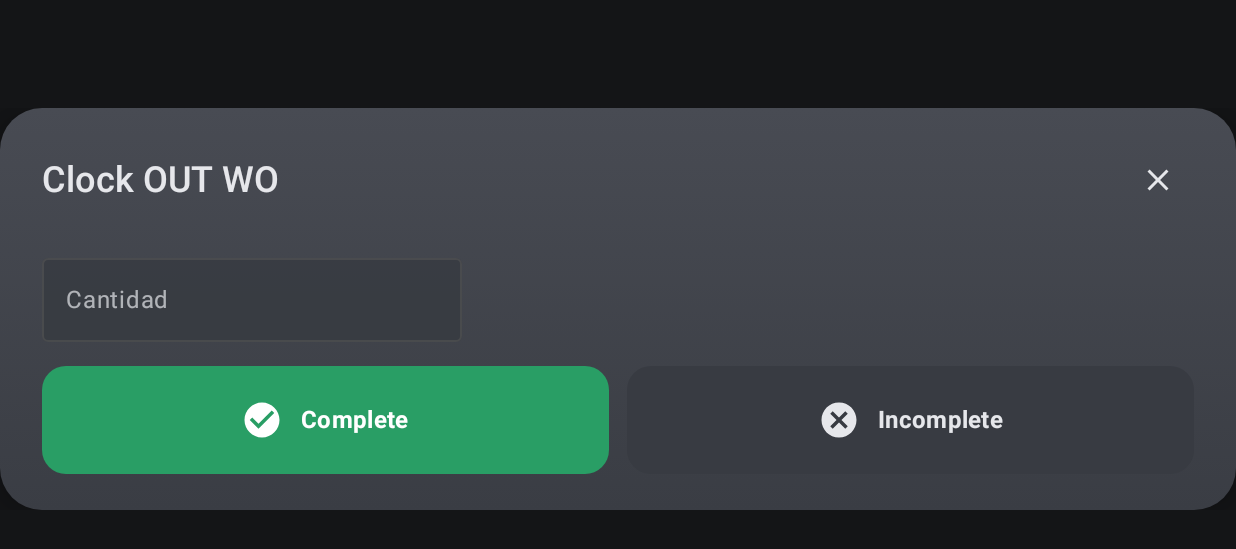
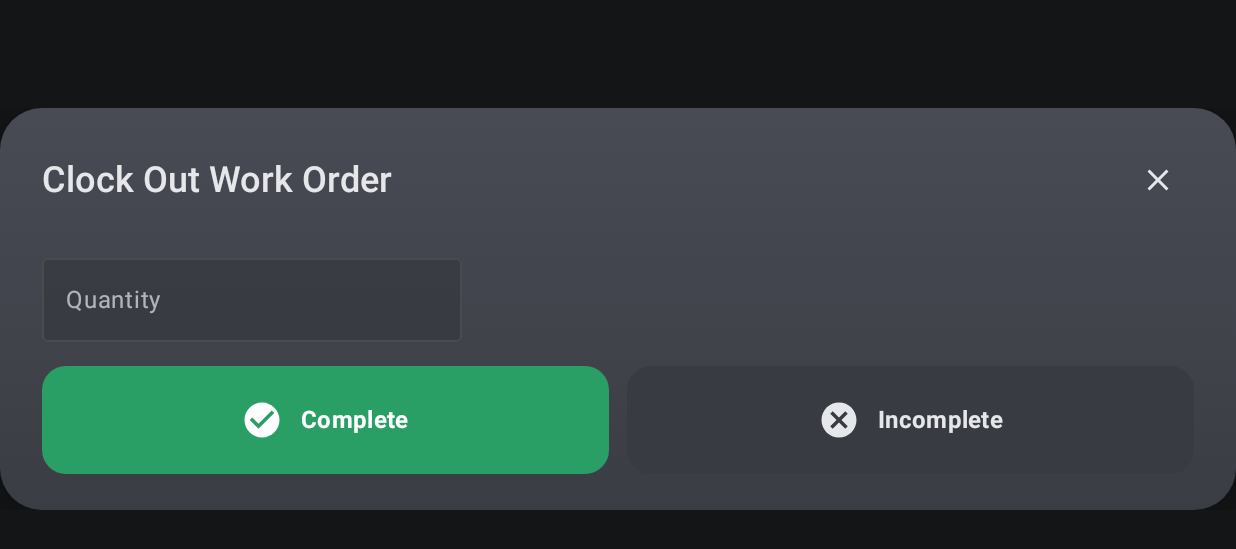
Before and after one commit to reybeld94/terminal_all, an Android app built with Jetpack Compose: the composable ClockOutDialog shown on its own in the app's theme, on a phone screen of 824 x 412 dp (held sideways). Shown: the top 549 px of the screen. Run offline under Robolectric (Android 15) with nearby library versions, the phone set to English and light mode, and no system bars.

Commit message:
Translate clock out dialog to English

```diff
--- a/Terminal/app/src/main/java/com/example/terminal/ui/workorders/ClockOutDialog.kt
+++ b/Terminal/app/src/main/java/com/example/terminal/ui/workorders/ClockOutDialog.kt
@@ -80,14 +80,14 @@ fun ClockOutDialog(
                         verticalAlignment = Alignment.CenterVertically
                     ) {
                         Text(
-                            text = "Clock OUT WO",
+                            text = "Clock Out Work Order",
                             style = MaterialTheme.typography.headlineSmall.copy(fontWeight = FontWeight.SemiBold),
                             color = MaterialTheme.colorScheme.onSurfaceVariant
                         )
                         IconButton(onClick = onDismiss) {
                             androidx.compose.material3.Icon(
                                 imageVector = Icons.Filled.Close,
-                                contentDescription = "Cerrar",
+                                contentDescription = "Close",
                                 tint = MaterialTheme.colorScheme.onSurfaceVariant
                             )
                         }
@@ -97,7 +97,7 @@ fun ClockOutDialog(
                         OutlinedTextField(
                             value = qty,
                             onValueChange = { input -> qty = input.filter { it.isDigit() } },
-                            label = { Text(text = "Cantidad") },
+                            label = { Text(text = "Quantity") },
                             placeholder = { Text(text = "0") },
                             keyboardOptions = KeyboardOptions(keyboardType = KeyboardType.Number),
                             singleLine = true,
```
